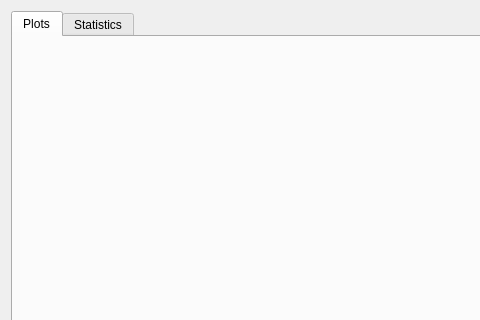
Above: eis_qgis_plugin/resources/ui/wizard_eda.ui from GispoCoding/eis_qgis_plugin before the change; both pictures show x 0 to 480 and y 0 to 320 of the 669 by 777 pixel window. Below: the same form after it.
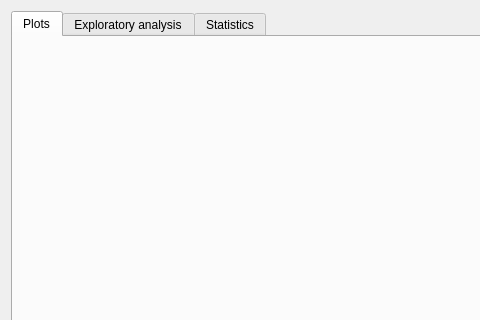
That is the form after the change. The open tabs and pages were chosen to show the change.

Commit message: feature(exploratory analysis): add buttons to open processing algorithms in EDA

```diff
--- a/eis_qgis_plugin/resources/ui/wizard_eda.ui
+++ b/eis_qgis_plugin/resources/ui/wizard_eda.ui
@@ -25,6 +25,11 @@
       </attribute>
       <layout class="QVBoxLayout" name="verticalLayout"/>
      </widget>
+     <widget class="QWidget" name="exploratory_page">
+      <attribute name="title">
+       <string>Exploratory analysis</string>
+      </attribute>
+     </widget>
      <widget class="QWidget" name="statistics_page">
       <attribute name="title">
        <string>Statistics</string>
```
Left out of the diff: 2 changed lines with no effect on the pictures. The commit also changes 3 other files.
